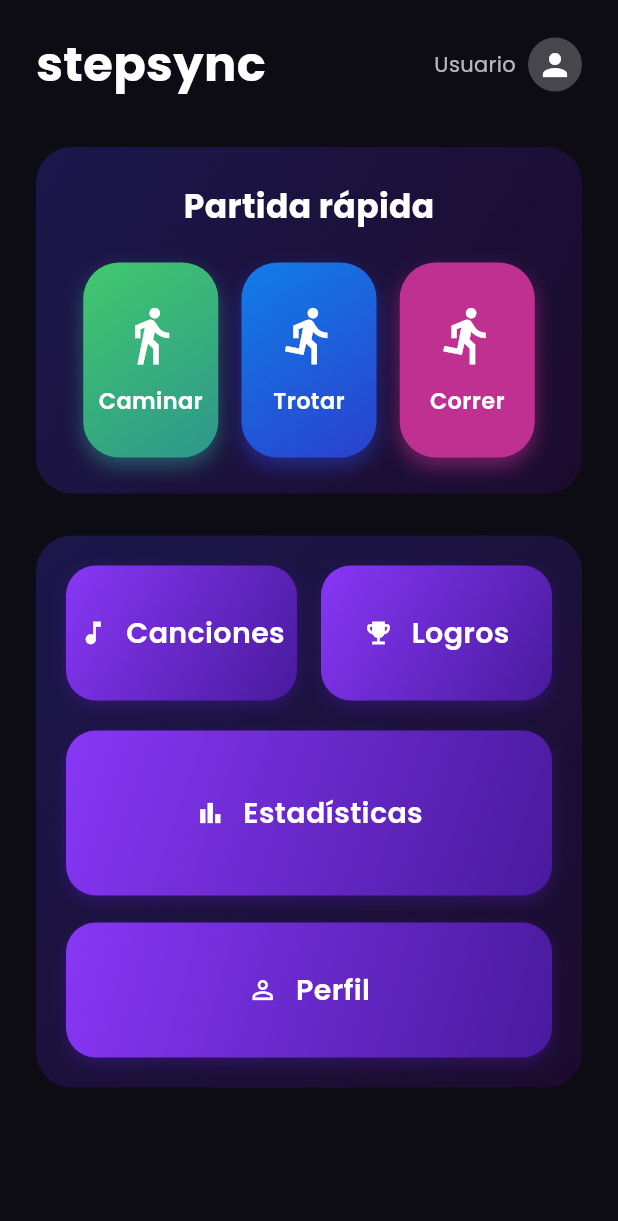
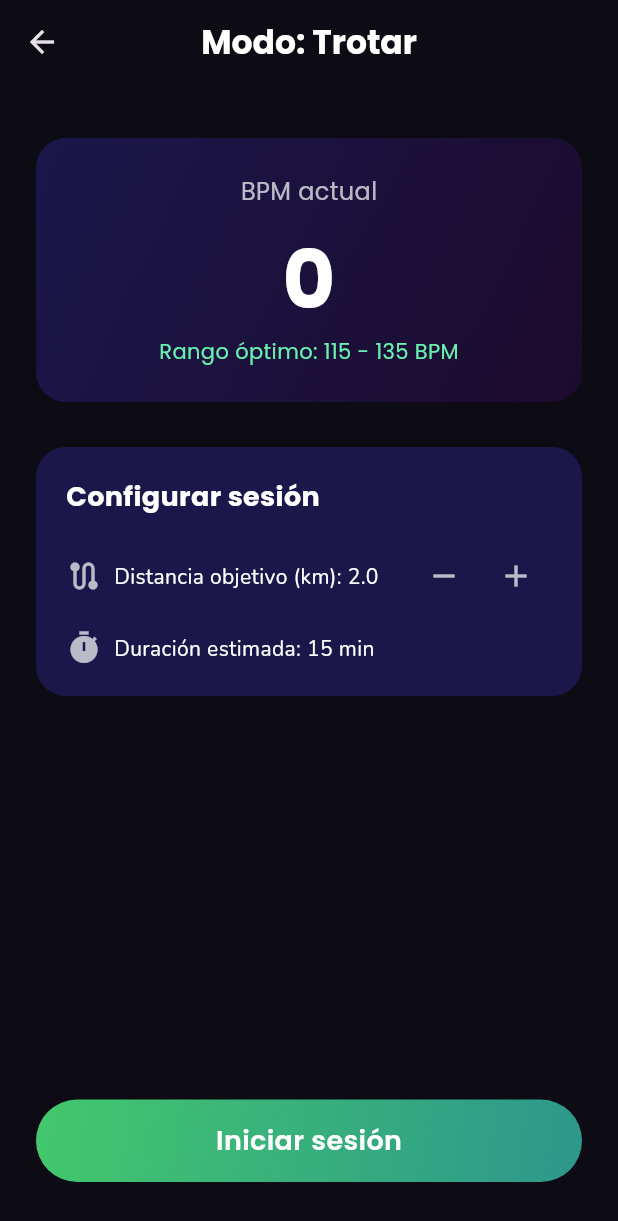
Before and after one commit to tbeatzz/stepsync, a Flutter app: the HomeScreen screen opened by its route, after a tap on "Trotar", on a phone screen of 412 x 824 dp. Shown: the top 1221 px of the screen. Run offline on Flutter 3.47's test engine with Material 3 defaults, Android fonts, the light colour scheme and no system bars; our stand-ins replace firebase_auth, firebase_core, go_router, google_fonts, google_sign_in, sensors_plus; accounts and stored records are empty.

Commit message:
session screen implementado

```diff
--- a/lib/app_router.dart
+++ b/lib/app_router.dart
@@ -1,8 +1,11 @@
 import 'package:go_router/go_router.dart';
 import 'package:flutter/material.dart';
+
+// Screens
 import 'screens/splash_screen.dart';
 import 'screens/welcome_screen.dart';
 import 'screens/home_screen.dart';
+import 'screens/session_screen.dart'; // 👈 Nueva pantalla
 
 final GoRouter appRouter = GoRouter(
   initialLocation: '/splash',
@@ -19,5 +22,12 @@ final GoRouter appRouter = GoRouter(
       path: '/home',
       builder: (context, state) => const HomeScreen(),
     ),
+    GoRoute(
+      path: '/session',
+      builder: (context, state) {
+        final mode = state.extra as String; // recibe el modo
+        return SessionScreen(mode: mode);
+      },
+    ),
   ],
 );
--- a/lib/screens/home_screen.dart
+++ b/lib/screens/home_screen.dart
@@ -1,15 +1,20 @@
 import 'package:flutter/material.dart';
 import 'package:google_fonts/google_fonts.dart';
+import '../utils/theme.dart';
+import '../widgets/custom_button.dart';
+import '../services/auth_service.dart';
+import 'package:firebase_auth/firebase_auth.dart';
+import 'package:go_router/go_router.dart';
 
 class HomeScreen extends StatelessWidget {
   const HomeScreen({super.key});
 
   @override
   Widget build(BuildContext context) {
-    const Color bgDark = Color(0xFF0D0C14);
+    final User? user = AuthService().currentUser;
 
     return Scaffold(
-      backgroundColor: bgDark,
+      backgroundColor: AppColors.bgDark,
       body: SafeArea(
         child: SingleChildScrollView(
           padding: const EdgeInsets.symmetric(horizontal: 24, vertical: 20),
@@ -31,17 +36,22 @@ class HomeScreen extends StatelessWidget {
                   Row(
                     children: [
                       Text(
-                        "Usuario",
+                        user?.displayName ?? "Usuario",
                         style: GoogleFonts.poppins(
                           color: Colors.white70,
                           fontSize: 14,
                         ),
                       ),
                       const SizedBox(width: 8),
-                      const CircleAvatar(
+                      CircleAvatar(
                         radius: 18,
+                        backgroundImage: user?.photoURL != null
+                            ? NetworkImage(user!.photoURL!)
+                            : null,
                         backgroundColor: Colors.white24,
-                        child: Icon(Icons.person, color: Colors.white),
+                        child: user?.photoURL == null
+                            ? const Icon(Icons.person, color: Colors.white)
+                            : null,
                       ),
                     ],
                   ),
@@ -50,13 +60,28 @@ class HomeScreen extends StatelessWidget {
 
               const SizedBox(height: 32),
 
-              // CONTENEDOR PARTIDA RÁPIDA
-              Container(
+              // PARTIDA RÁPIDA
+              _buildQuickMatchSection(context),
+
+              const SizedBox(height: 28),
+
+              // MENÚ PRINCIPAL
+              _buildMainMenu(context),
+            ],
+          ),
+        ),
+      ),
+    );
+  }
+
+  // 🔹 Sección de partida rápida
+  Widget _buildQuickMatchSection(BuildContext context) {
+    return Container(
       padding: const EdgeInsets.symmetric(vertical: 24, horizontal: 16),
       decoration: BoxDecoration(
         borderRadius: BorderRadius.circular(24),
         gradient: const LinearGradient(
-                    colors: [Color(0xFF1B174B), Color(0xFF1C0B2D)],
+          colors: [AppColors.gradientBlue1, AppColors.gradientBlue2],
           begin: Alignment.topLeft,
           end: Alignment.bottomRight,
         ),
@@ -75,35 +100,36 @@ class HomeScreen extends StatelessWidget {
           Row(
             mainAxisAlignment: MainAxisAlignment.spaceEvenly,
             children: [
-                        _buildRectModeButton(
-                          label: "Caminar",
-                          icon: Icons.directions_walk,
-                          colors: [Color(0xFF42C86D), Color(0xFF2D978C)],
-                        ),
-                        _buildRectModeButton(
-                          label: "Trotar",
-                          icon: Icons.directions_run,
-                          colors: [Color(0xFF117DE7), Color(0xFF2A41CE)],
-                        ),
-                        _buildRectModeButton(
-                          label: "Correr",
-                          icon: Icons.directions_run,
-                          colors: [Color(0xFFBF3091), Color(0xFFBF3091)],
-                        ),
+              _buildModeButton(context, "Caminar", Icons.directions_walk,
+                  [AppColors.walkStart, AppColors.walkEnd]),
+              _buildModeButton(context, "Trotar", Icons.directions_run,
+                  [AppColors.jogStart, AppColors.jogEnd]),
+              _buildModeButton(context, "Correr", Icons.directions_run,
+                  [AppColors.run, AppColors.run]),
             ],
           ),
         ],
       ),
+    );
+  }
+
+  // 🔹 Sección de botones del menú principal
+  Widget _buildMainMenu(BuildContext context) {
+    void showWipMessage(String section) {
+      ScaffoldMessenger.of(context).showSnackBar(
+        SnackBar(
+          content: Text('$section está en desarrollo 🚧'),
+          backgroundColor: Colors.deepPurpleAccent,
+          duration: const Duration(seconds: 2),
         ),
+      );
+    }
 
-              const SizedBox(height: 28),
-
-              // CONTENEDOR MENÚ PRINCIPAL
-              Container(
+    return Container(
       decoration: BoxDecoration(
         borderRadius: BorderRadius.circular(24),
         gradient: const LinearGradient(
-                    colors: [Color(0xFF1B174B), Color(0xFF1C0B2D)],
+          colors: [AppColors.gradientBlue1, AppColors.gradientBlue2],
           begin: Alignment.topLeft,
           end: Alignment.bottomRight,
         ),
@@ -111,65 +137,57 @@ class HomeScreen extends StatelessWidget {
       padding: const EdgeInsets.all(20),
       child: Column(
         children: [
-                    // CANCIONES Y LOGROS
           Row(
-                      mainAxisAlignment: MainAxisAlignment.spaceBetween,
             children: [
               Expanded(
-                          child: _buildMenuButton(
+                child: GradientButton(
                   label: "Canciones",
                   icon: Icons.music_note,
-                            colors: [Color(0xFF8837F6), Color(0xFF481A9D)],
+                  colors: [AppColors.purpleStart, AppColors.purpleEnd],
                   height: 90,
+                  onTap: () => showWipMessage("Canciones"),
                 ),
               ),
               const SizedBox(width: 16),
               Expanded(
-                          child: _buildMenuButton(
+                child: GradientButton(
                   label: "Logros",
                   icon: Icons.emoji_events,
-                            colors: [Color(0xFF8837F6), Color(0xFF481A9D)],
+                  colors: [AppColors.purpleStart, AppColors.purpleEnd],
                   height: 90,
+                  onTap: () => showWipMessage("Logros"),
                 ),
               ),
             ],
           ),
           const SizedBox(height: 20),
-
-                    // ESTADÍSTICAS
-                    _buildMenuButton(
+          GradientButton(
             label: "Estadísticas",
             icon: Icons.bar_chart,
-                      colors: [Color(0xFF8837F6), Color(0xFF481A9D)],
+            colors: [AppColors.purpleStart, AppColors.purpleEnd],
             height: 110,
+            onTap: () => showWipMessage("Estadísticas"),
           ),
           const SizedBox(height: 18),
-
-                    // PERFIL
-                    _buildMenuButton(
+          GradientButton(
             label: "Perfil",
             icon: Icons.person_outline,
-                      colors: [Color(0xFF8837F6), Color(0xFF481A9D)],
+            colors: [AppColors.purpleStart, AppColors.purpleEnd],
             height: 90,
+            onTap: () => showWipMessage("Perfil"),
           ),
         ],
-                ),
-              ),
-            ],
-          ),
-        ),
       ),
     );
   }
 
-  // 🔹 BOTÓN RECTANGULAR DE PARTIDA RÁPIDA
-  Widget _buildRectModeButton({
-    required String label,
-    required IconData icon,
-    required List<Color> colors,
-  }) {
+  // 🔹 Botón rectangular para modos de juego
+  Widget _buildModeButton(
+      BuildContext context, String label, IconData icon, List<Color> colors) {
     return GestureDetector(
-      onTap: () => debugPrint("Modo $label seleccionado"),
+      onTap: () {
+        context.push('/session', extra: label); // ✅ ahora navega con el modo
+      },
       child: Container(
         width: 90,
         height: 130,
@@ -206,49 +224,4 @@ class HomeScreen extends StatelessWidget {
       ),
     );
   }
-
-  // 🔹 BOTÓN DE MENÚ PRINCIPAL
-  Widget _buildMenuButton({
-    required String label,
-    required IconData icon,
-    required List<Color> colors,
-    double height = 80,
-  }) {
-    return GestureDetector(
-      onTap: () => debugPrint("$label presionado"),
-      child: Container(
-        height: height,
-        decoration: BoxDecoration(
-          borderRadius: BorderRadius.circular(20),
-          gradient: LinearGradient(
-            colors: colors,
-            begin: Alignment.topLeft,
-            end: Alignment.bottomRight,
-          ),
-          boxShadow: [
-            BoxShadow(
-              color: colors.last.withOpacity(0.4),
-              blurRadius: 8,
-              offset: const Offset(0, 4),
-            ),
-          ],
-        ),
-        child: Row(
-          mainAxisAlignment: MainAxisAlignment.center,
-          children: [
-            Icon(icon, color: Colors.white, size: 20),
-            const SizedBox(width: 12),
-            Text(
-              label,
-              style: GoogleFonts.poppins(
-                color: Colors.white,
-                fontSize: 19,
-                fontWeight: FontWeight.w600,
-              ),
-            ),
-          ],
-        ),
-      ),
-    );
 }
-}
--- /dev/null
+++ b/lib/screens/session_screen.dart
@@ -0,0 +1,245 @@
+import 'package:flutter/material.dart';
+import 'package:google_fonts/google_fonts.dart';
+import '../services/step_service.dart';
+
+class SessionScreen extends StatefulWidget {
+  final String mode; // “Caminar”, “Trotar” o “Correr”
+
+  const SessionScreen({super.key, required this.mode});
+
+  @override
+  State<SessionScreen> createState() => _SessionScreenState();
+}
+
+class _SessionScreenState extends State<SessionScreen> {
+  StepService? _stepService;
+  int currentBpm = 0;
+
+  double distanceGoal = 2.0; // km
+  int durationGoal = 0; // minutos (calculado automáticamente)
+
+  final Map<String, List<int>> bpmRanges = {
+    "Caminar": [90, 115],
+    "Trotar": [115, 135],
+    "Correr": [135, 160],
+  };
+
+  final Map<String, double> averageSpeeds = {
+    "Caminar": 5.0,
+    "Trotar": 8.0,
+    "Correr": 11.0,
+  };
+
+  @override
+  void initState() {
+    super.initState();
+
+    _calculateDuration(); // 🔹 calcula duración inicial
+
+    _stepService = StepService(onBpmUpdated: (bpm) {
+      setState(() {
+        currentBpm = bpm;
+      });
+    });
+
+    _stepService!.startListening();
+  }
+
+  void _calculateDuration() {
+    double speed = averageSpeeds[widget.mode]!;
+    setState(() {
+      durationGoal = (distanceGoal / speed * 60).round();
+    });
+  }
+
+  @override
+  void dispose() {
+    _stepService?.stopListening();
+    super.dispose();
+  }
+
+  @override
+  Widget build(BuildContext context) {
+    final bpmRange = bpmRanges[widget.mode]!;
+
+    return Scaffold(
+      backgroundColor: const Color(0xFF0D0C14),
+      appBar: AppBar(
+        backgroundColor: Colors.transparent,
+        title: Text(
+          "Modo: ${widget.mode}",
+          style: GoogleFonts.poppins(
+            fontWeight: FontWeight.bold,
+            color: Colors.white,
+          ),
+        ),
+        centerTitle: true,
+      ),
+      body: Padding(
+        padding: const EdgeInsets.symmetric(horizontal: 24, vertical: 16),
+        child: Column(
+          crossAxisAlignment: CrossAxisAlignment.center,
+          children: [
+            const SizedBox(height: 20),
+
+            // BPM actual
+            _buildBpmCard(bpmRange),
+
+            const SizedBox(height: 30),
+
+            // Configuración de sesión
+            _buildSessionSettings(),
+
+            const Spacer(),
+
+            // Botón de inicio
+            _buildStartButton(context),
+
+            const SizedBox(height: 20),
+          ],
+        ),
+      ),
+    );
+  }
+
+  Widget _buildBpmCard(List<int> bpmRange) {
+    return Container(
+      width: double.infinity,
+      padding: const EdgeInsets.all(24),
+      decoration: BoxDecoration(
+        borderRadius: BorderRadius.circular(20),
+        gradient: const LinearGradient(
+          colors: [Color(0xFF1B174B), Color(0xFF1C0B2D)],
+          begin: Alignment.topLeft,
+          end: Alignment.bottomRight,
+        ),
+      ),
+      child: Column(
+        children: [
+          Text("BPM actual",
+              style: GoogleFonts.poppins(color: Colors.white70, fontSize: 16)),
+          const SizedBox(height: 8),
+          Text("$currentBpm",
+              style: GoogleFonts.poppins(
+                color: Colors.white,
+                fontSize: 54,
+                fontWeight: FontWeight.w700,
+              )),
+          Text(
+            "Rango óptimo: ${bpmRange[0]} - ${bpmRange[1]} BPM",
+            style: GoogleFonts.poppins(
+              color: Colors.greenAccent,
+              fontSize: 14,
+            ),
+          ),
+        ],
+      ),
+    );
+  }
+
+  Widget _buildSessionSettings() {
+    return Container(
+      padding: const EdgeInsets.all(20),
+      decoration: BoxDecoration(
+        borderRadius: BorderRadius.circular(20),
+        color: const Color(0xFF1B174B),
+      ),
+      child: Column(
+        crossAxisAlignment: CrossAxisAlignment.start,
+        children: [
+          Text(
+            "Configurar sesión",
+            style: GoogleFonts.poppins(
+              color: Colors.white,
+              fontSize: 18,
+              fontWeight: FontWeight.bold,
+            ),
+          ),
+          const SizedBox(height: 16),
+
+          // Distancia
+          Row(
+            children: [
+              const Icon(Icons.route, color: Colors.white70),
+              const SizedBox(width: 8),
+              Expanded(
+                child: Text(
+                  "Distancia objetivo (km): ${distanceGoal.toStringAsFixed(1)}",
+                  style: GoogleFonts.nunito(color: Colors.white, fontSize: 14),
+                ),
+              ),
+              IconButton(
+                icon: const Icon(Icons.remove, color: Colors.white70),
+                onPressed: () {
+                  setState(() {
+                    distanceGoal = (distanceGoal - 0.5).clamp(0.5, 10);
+                    _calculateDuration();
+                  });
+                },
+              ),
+              IconButton(
+                icon: const Icon(Icons.add, color: Colors.white70),
+                onPressed: () {
+                  setState(() {
+                    distanceGoal = (distanceGoal + 0.5).clamp(0.5, 10);
+                    _calculateDuration();
+                  });
+                },
+              ),
+            ],
+          ),
+
+          const SizedBox(height: 12),
+
+          // Duración automática
+          Row(
+            children: [
+              const Icon(Icons.timer, color: Colors.white70),
+              const SizedBox(width: 8),
+              Expanded(
+                child: Text(
+                  "Duración estimada: $durationGoal min",
+                  style: GoogleFonts.nunito(color: Colors.white, fontSize: 14),
+                ),
+              ),
+            ],
+          ),
+        ],
+      ),
+    );
+  }
+
+  Widget _buildStartButton(BuildContext context) {
+    return GestureDetector(
+      onTap: () {
+        ScaffoldMessenger.of(context).showSnackBar(
+          const SnackBar(
+            content: Text("🚧 Iniciando sesión de prueba..."),
+            backgroundColor: Colors.deepPurpleAccent,
+          ),
+        );
+      },
+      child: Container(
+        height: 55,
+        width: double.infinity,
+        decoration: BoxDecoration(
+          borderRadius: BorderRadius.circular(30),
+          gradient: const LinearGradient(
+            colors: [Color(0xFF42C86D), Color(0xFF2D978C)],
+            begin: Alignment.topLeft,
+            end: Alignment.bottomRight,
+          ),
+        ),
+        alignment: Alignment.center,
+        child: Text(
+          "Iniciar sesión",
+          style: GoogleFonts.poppins(
+            color: Colors.white,
+            fontSize: 18,
+            fontWeight: FontWeight.w600,
+          ),
+        ),
+      ),
+    );
+  }
+}
--- a/lib/services/auth_service.dart
+++ b/lib/services/auth_service.dart
@@ -35,10 +35,10 @@ class AuthService {
 
       return userCredential.user;
     } on FirebaseAuthException catch (e) {
-      print('🔥 Error de FirebaseAuth: ${e.message}');
+      print('Error de FirebaseAuth: ${e.message}');
       return null;
     } catch (e) {
-      print('❌ Error general en Google Sign-In: $e');
+      print('Error Google Sign-In: $e');
       return null;
     }
   }
@@ -49,7 +49,7 @@ class AuthService {
       await _googleSignIn.signOut();
       await _auth.signOut();
     } catch (e) {
-      print('⚠️ Error al cerrar sesión: $e');
+      print('Error al cerrar sesión: $e');
     }
   }
 
--- /dev/null
+++ b/lib/services/step_service.dart
@@ -0,0 +1,66 @@
+import 'dart:async';
+import 'dart:math';
+import 'package:sensors_plus/sensors_plus.dart';
+
+class StepService {
+  // Control del stream
+  StreamSubscription? _subscription;
+
+  // Valor actual del BPM calculado
+  int currentBpm = 0;
+
+  // Último timestamp en que se detectó un "paso"
+  double _lastStepTime = 0;
+
+  // Callback que notifica al UI cuando hay nuevo BPM
+  final Function(int bpm)? onBpmUpdated;
+
+  StepService({this.onBpmUpdated});
+
+  /// Inicia la escucha del acelerómetro
+  void startListening() {
+    const double threshold = 1.2; // Sensibilidad: cuanto más bajo, más sensible
+    final List<double> magnitudes = [];
+
+    _subscription = userAccelerometerEvents.listen((event) {
+      // Magnitud total del vector de aceleración
+      double magnitude =
+      sqrt(event.x * event.x + event.y * event.y + event.z * event.z);
+
+      magnitudes.add(magnitude);
+
+      // Si hay suficientes datos, procesamos
+      if (magnitudes.length > 10) {
+        // Detectar picos (movimientos bruscos)
+        double avg = magnitudes.reduce((a, b) => a + b) / magnitudes.length;
+        double peak = magnitudes.last;
+
+        if (peak > avg + threshold) {
+          double now = DateTime.now().millisecondsSinceEpoch / 1000.0;
+
+          // Calculamos intervalo desde el último paso
+          if (_lastStepTime != 0) {
+            double diff = now - _lastStepTime;
+            double bpm = 60.0 / diff;
+
+            // Limitamos valores razonables
+            if (bpm > 60 && bpm < 200) {
+              currentBpm = bpm.round();
+              onBpmUpdated?.call(currentBpm);
+            }
+          }
+
+          _lastStepTime = now;
+        }
+
+        magnitudes.clear();
+      }
+    });
+  }
+
+  /// Detiene la escucha del sensor
+  void stopListening() {
+    _subscription?.cancel();
+    _subscription = null;
+  }
+}
--- /dev/null
+++ b/lib/utils/theme.dart
@@ -0,0 +1,14 @@
+import 'package:flutter/material.dart';
+
+class AppColors {
+  static const Color bgDark = Color(0xFF0D0C14);
+  static const Color gradientBlue1 = Color(0xFF1B174B);
+  static const Color gradientBlue2 = Color(0xFF1C0B2D);
+  static const Color walkStart = Color(0xFF42C86D);
+  static const Color walkEnd = Color(0xFF2D978C);
+  static const Color jogStart = Color(0xFF117DE7);
+  static const Color jogEnd = Color(0xFF2A41CE);
+  static const Color run = Color(0xFFBF3091);
+  static const Color purpleStart = Color(0xFF8837F6);
+  static const Color purpleEnd = Color(0xFF481A9D);
+}
--- /dev/null
+++ b/lib/widgets/custom_button.dart
@@ -0,0 +1,59 @@
+import 'package:flutter/material.dart';
+import 'package:google_fonts/google_fonts.dart';
+
+class GradientButton extends StatelessWidget {
+  final String label;
+  final IconData icon;
+  final List<Color> colors;
+  final double height;
+  final VoidCallback onTap;
+
+  const GradientButton({
+    super.key,
+    required this.label,
+    required this.icon,
+    required this.colors,
+    this.height = 80,
+    required this.onTap,
+  });
+
+  @override
+  Widget build(BuildContext context) {
+    return GestureDetector(
+      onTap: onTap,
+      child: Container(
+        height: height,
+        decoration: BoxDecoration(
+          borderRadius: BorderRadius.circular(20),
+          gradient: LinearGradient(
+            colors: colors,
+            begin: Alignment.topLeft,
+            end: Alignment.bottomRight,
+          ),
+          boxShadow: [
+            BoxShadow(
+              color: colors.last.withOpacity(0.4),
+              blurRadius: 8,
+              offset: const Offset(0, 4),
+            ),
+          ],
+        ),
+        child: Row(
+          mainAxisAlignment: MainAxisAlignment.center,
+          children: [
+            Icon(icon, color: Colors.white, size: 22),
+            const SizedBox(width: 12),
+            Text(
+              label,
+              style: GoogleFonts.poppins(
+                color: Colors.white,
+                fontSize: 18,
+                fontWeight: FontWeight.w600,
+              ),
+            ),
+          ],
+        ),
+      ),
+    );
+  }
+}
```
Lines whose indentation alone changed are shown as unchanged.
